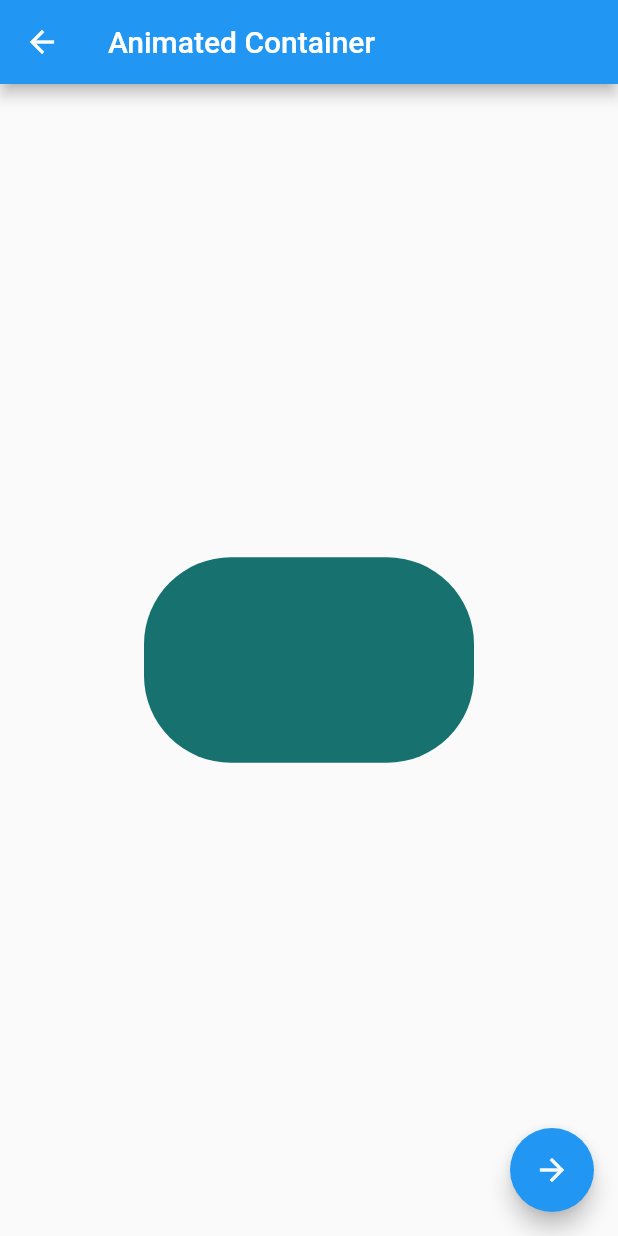
After one commit to ocaparrostortosa/flutter-first-steps, a Flutter app: the AnimatedContainerPage screen opened by its route, after a tap on the "arrow forward" icon, on a phone screen of 412 x 824 dp. The commit adds this screen. Run offline on Flutter 3.47's test engine with Material 2 defaults, Android fonts, the phone set to English and light mode, and no system bars.

Commit message:
New Animated Container

```diff
--- a/flutter_widgets/lib/data/localJsonFile/menu_opts.json
+++ b/flutter_widgets/lib/data/localJsonFile/menu_opts.json
@@ -15,6 +15,11 @@
             "ruta" : "card",
             "icon" : "folder_open",
             "texto": "Cards - Tarjetas"
+        },
+        {
+            "ruta" : "animatedContainer",
+            "icon" : "donut_large",
+            "texto": "Animated Container"
         }
     ]
 }
--- /dev/null
+++ b/flutter_widgets/lib/src/pages/animated_container.dart
@@ -0,0 +1,57 @@
+import 'package:flutter/material.dart';
+import 'dart:math';
+
+class AnimatedContainerPage extends StatefulWidget {
+  AnimatedContainerPage({Key key}) : super(key: key);
+
+  @override
+  _AnimatedContainerPageState createState() => _AnimatedContainerPageState();
+}
+
+class _AnimatedContainerPageState extends State<AnimatedContainerPage> {
+  double _width = 50.0;
+  double _height = 50.0;
+  Color _color = Colors.pink;
+
+  BorderRadiusGeometry _borderRadius = BorderRadius.circular(8.0);
+
+  @override
+  Widget build(BuildContext context) {
+    return Scaffold(
+      appBar: AppBar(
+        title: Text("Animated Container"),
+      ),
+      body: Center(
+        child: AnimatedContainer(
+          duration: Duration( seconds: 1 ),
+          curve: Curves.fastOutSlowIn,
+          width: _width,
+          height: _height,
+          decoration: BoxDecoration(
+            borderRadius: _borderRadius,
+            color: _color,
+          ),
+        ),
+      ),
+      floatingActionButton: FloatingActionButton(
+        child: Icon(Icons.arrow_forward),
+        onPressed: () {
+          _cambiarFormaContainer();
+        },
+      ),
+    );
+  }
+
+  void _cambiarFormaContainer() {
+
+    final random = Random();
+
+    setState(() {
+      _width = random.nextInt(300).toDouble();
+      _height = random.nextInt(300).toDouble();
+      _color = Color.fromRGBO(random.nextInt(255), random.nextInt(255), random.nextInt(255), 1);
+      _borderRadius = BorderRadius.circular(random.nextInt(100).toDouble());
+    });
+
+  }
+}
--- a/flutter_widgets/lib/src/routes/routes.dart
+++ b/flutter_widgets/lib/src/routes/routes.dart
@@ -1,5 +1,6 @@
 import 'package:flutter/material.dart';
 import 'package:flutter_widgets/src/pages/alert_page.dart';
+import 'package:flutter_widgets/src/pages/animated_container.dart';
 import 'package:flutter_widgets/src/pages/avatar_page.dart';
 import 'package:flutter_widgets/src/pages/card_pages.dart';
 import 'package:flutter_widgets/src/pages/home_pages_json_list.dart';
@@ -11,7 +12,8 @@ return <String, WidgetBuilder>{ //Este metodo son para pocas rutas
         '/'     : (BuildContext context) => HomePagePages(),
         'alert' : (BuildContext context) => AlertPage(),
         'avatar': (BuildContext context) => AvatarPage(),
-        'card': (BuildContext context) => CardPage()
+        'card': (BuildContext context) => CardPage(),
+        'animatedContainer': (BuildContext context) => AnimatedContainerPage()
 };
 
 }
--- a/flutter_widgets/lib/src/utils/icono_string_util.dart
+++ b/flutter_widgets/lib/src/utils/icono_string_util.dart
@@ -5,9 +5,10 @@ import 'package:flutter/material.dart';
 //Mapa del icono
 final _icono = <String, IconData>{
 
-  'add_alert'      : Icons.add_alert,
+  'add_alert'     : Icons.add_alert,
   'accessibility' : Icons.accessibility,
-  'folder_open'   : Icons.folder_open
+  'folder_open'   : Icons.folder_open,
+  'donut_large'   : Icons.donut_large
 
 };
 
```
Also changed, not shown: flutter_widgets/lib/src/pages/alert_page.dart (+43 -0 lines), flutter_widgets/lib/src/pages/avatar_page.dart (+21 -2 lines), flutter_widgets/lib/src/pages/card_pages.dart (+33 -1 lines), flutter_widgets/lib/main.dart (line endings or trailing spaces), flutter_widgets/lib/src/pages/home_pages_json_list.dart (line endings or trailing spaces).
